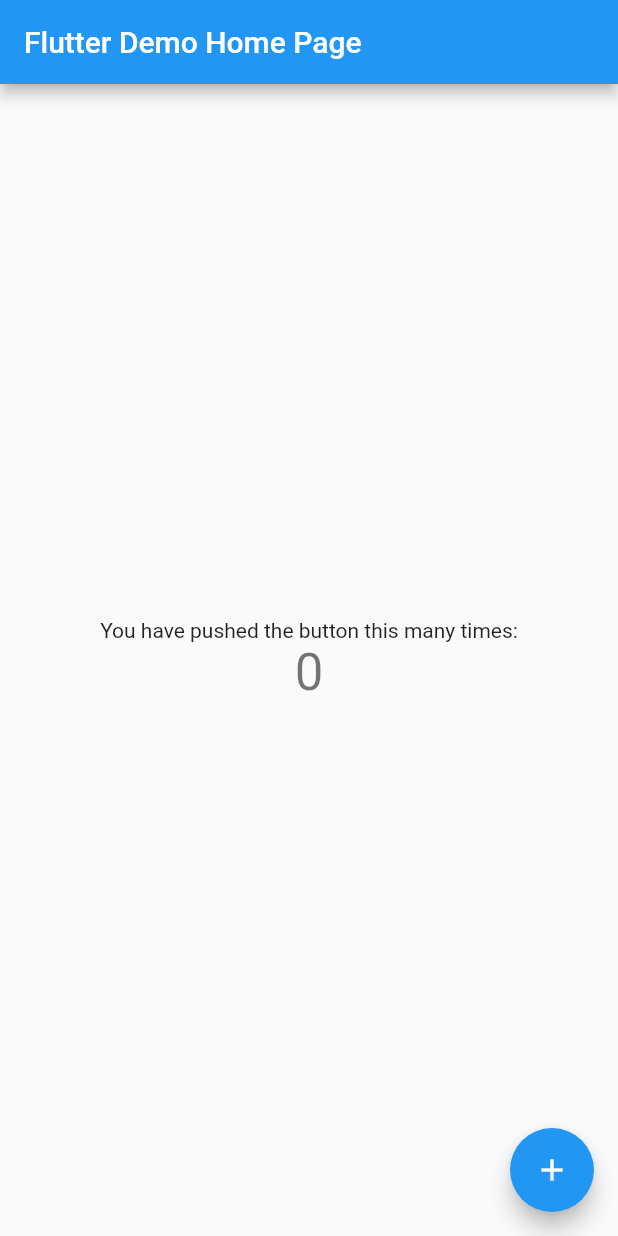
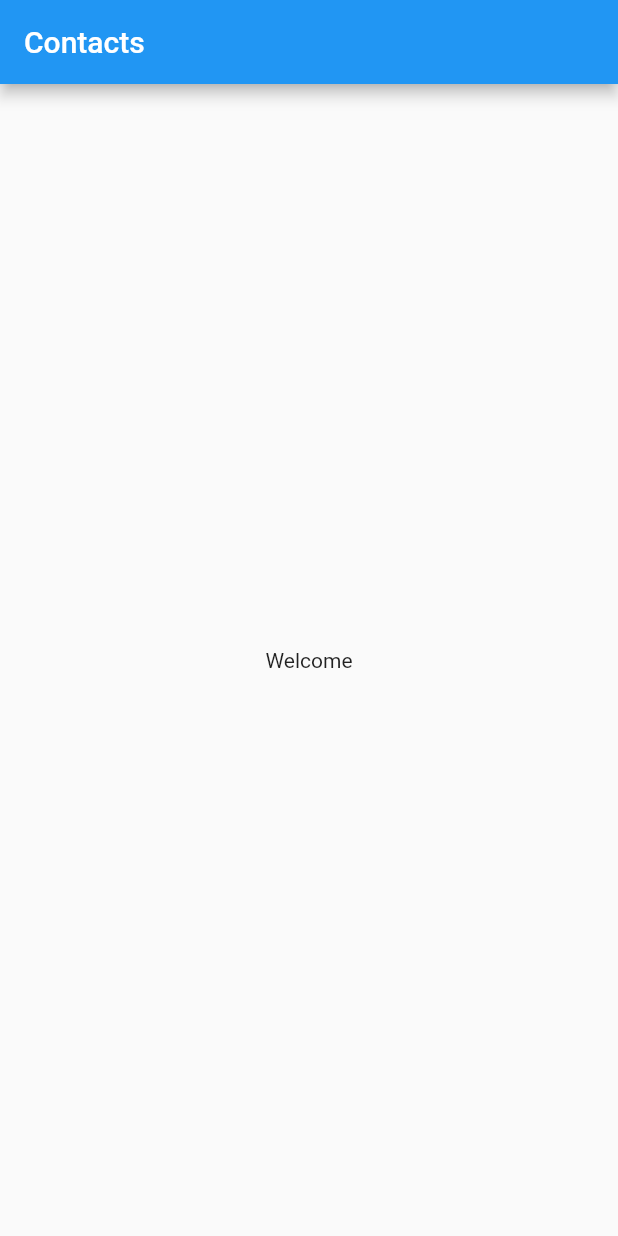
Before and after one commit to Dan-Ilies/flutter_challenge_contacts, a Flutter app: the screen it shows after launch, on a phone screen of 412 x 824 dp. Run offline on Flutter 3.47's test engine with Material 2 defaults, Android fonts, the phone set to English and light mode, and no system bars.

Commit message:
Rename the App, the Main screen and improve the folder structure.

```diff
--- a/lib/app/app.dart
+++ b/lib/app/app.dart
@@ -1,18 +1,19 @@
 
+import 'package:challenge_about_you/core/contacts_list/contacts_list_screen.dart';
 import 'package:flutter/material.dart';
-import '../home/home_screen.dart';
 
-class MyApp extends StatelessWidget {
-  const MyApp({Key? key}) : super(key: key);
+class App extends StatelessWidget {
+  const App({Key? key}) : super(key: key);
 
   @override
   Widget build(BuildContext context) {
     return MaterialApp(
-      title: 'Flutter Demo',
+      title: 'Challenge About You',
+      debugShowCheckedModeBanner: false,
       theme: ThemeData(
         primarySwatch: Colors.blue,
       ),
-      home: const MyHomePage(title: 'Flutter Demo Home Page'),
+      home: const ContactsListScreen(),
     );
   }
 }
--- /dev/null
+++ b/lib/core/contacts_list/contacts_list_screen.dart
@@ -0,0 +1,28 @@
+
+import 'package:flutter/material.dart';
+
+class ContactsListScreen extends StatelessWidget {
+  const ContactsListScreen({Key? key}) : super(key: key);
+
+  @override
+  Widget build(BuildContext context) {
+    return Scaffold(
+      appBar: AppBar(
+        title: const Text('Contacts'),
+      ),
+      body: Center(
+        child: Column(
+          mainAxisAlignment: MainAxisAlignment.center,
+          children: const <Widget>[
+            Text(
+              'Welcome',
+            ),
+          ],
+        ),
+      ),
+    );
+  }
+
+
+
+}
--- a/lib/home/home_screen.dart
+++ /dev/null
@@ -1,49 +0,0 @@
-
-import 'package:flutter/material.dart';
-
-class MyHomePage extends StatefulWidget {
-  const MyHomePage({Key? key, required this.title}) : super(key: key);
-
-  final String title;
-
-  @override
-  State<MyHomePage> createState() => _MyHomePageState();
-}
-
-class _MyHomePageState extends State<MyHomePage> {
-  int _counter = 0;
-
-  void _incrementCounter() {
-    setState(() {
-      _counter++;
-    });
-  }
-
-  @override
-  Widget build(BuildContext context) {
-    return Scaffold(
-      appBar: AppBar(
-        title: Text(widget.title),
-      ),
-      body: Center(
-        child: Column(
-          mainAxisAlignment: MainAxisAlignment.center,
-          children: <Widget>[
-            const Text(
-              'You have pushed the button this many times:',
-            ),
-            Text(
-              '$_counter',
-              style: Theme.of(context).textTheme.headline4,
-            ),
-          ],
-        ),
-      ),
-      floatingActionButton: FloatingActionButton(
-        onPressed: _incrementCounter,
-        tooltip: 'Increment',
-        child: const Icon(Icons.add),
-      ),
-    );
-  }
-}
--- a/lib/main.dart
+++ b/lib/main.dart
@@ -3,5 +3,5 @@ import 'package:flutter/material.dart';
 import 'app/app.dart';
 
 void main() {
-  runApp(const MyApp());
+  runApp(const App());
 }
```
Also changed, not shown: 3 other files.
